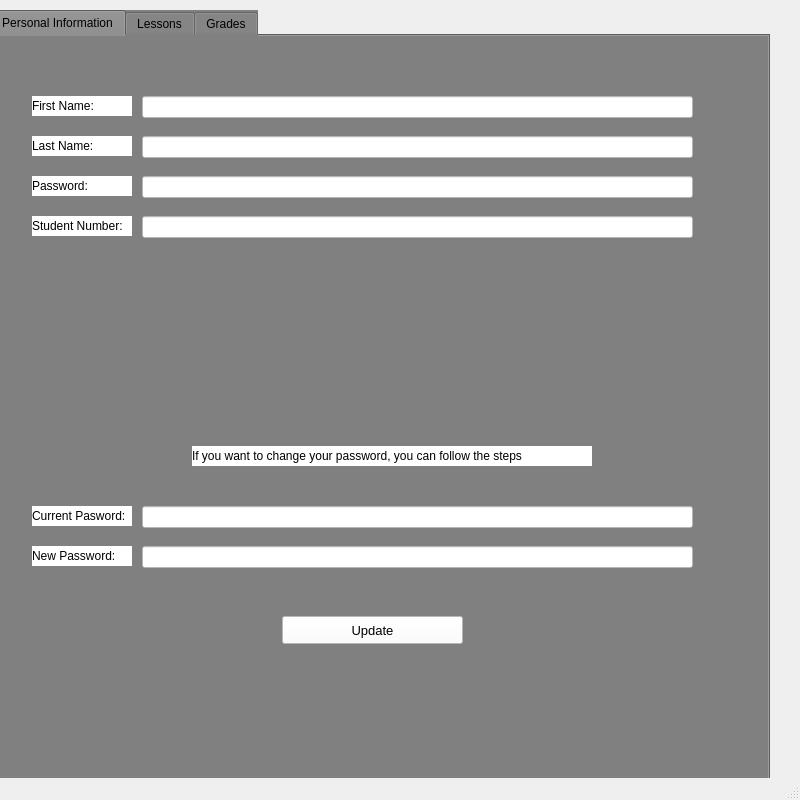
Above: ui/student_functions.ui from alosoz/School-Management-System before the change. Below: the same form after it.
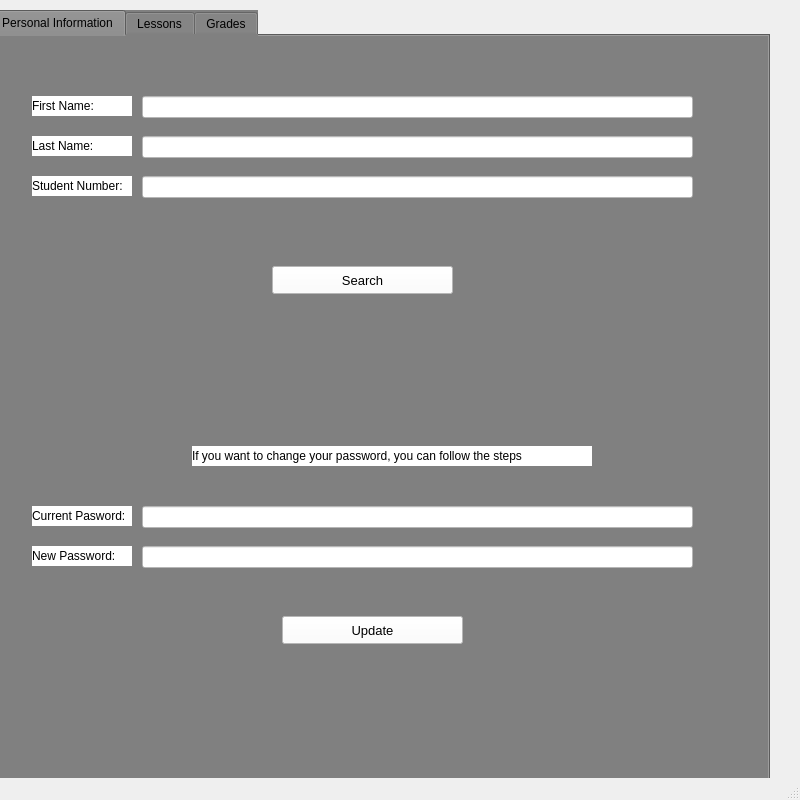
That is the form after the change. The open tabs and pages were chosen to show the change.

Patch:
```diff
--- a/ui/student_functions.ui
+++ b/ui/student_functions.ui
@@ -57,27 +57,11 @@
      <attribute name="title">
       <string>Personal Information</string>
      </attribute>
-     <widget class="QLabel" name="studentPassword">
-      <property name="geometry">
-       <rect>
-        <x>40</x>
-        <y>140</y>
-        <width>100</width>
-        <height>20</height>
-       </rect>
-      </property>
-      <property name="styleSheet">
-       <string notr="true">background-color: #ffffff</string>
-      </property>
-      <property name="text">
-       <string>Password:</string>
-      </property>
-     </widget>
      <widget class="QLabel" name="studentNumber">
       <property name="geometry">
        <rect>
         <x>40</x>
-        <y>180</y>
+        <y>140</y>
         <width>100</width>
         <height>20</height>
        </rect>
@@ -158,22 +142,6 @@
       <property name="geometry">
        <rect>
         <x>150</x>
-        <y>180</y>
-        <width>551</width>
-        <height>22</height>
-       </rect>
-      </property>
-      <property name="styleSheet">
-       <string notr="true">background-color: #ffffff</string>
-      </property>
-      <property name="text">
-       <string/>
-      </property>
-     </widget>
-     <widget class="QLineEdit" name="lineEdit_Password_stu">
-      <property name="geometry">
-       <rect>
-        <x>150</x>
         <y>140</y>
         <width>551</width>
         <height>22</height>
@@ -288,6 +256,27 @@
        <string>Update</string>
       </property>
      </widget>
+     <widget class="QPushButton" name="pushButton_search_pass">
+      <property name="geometry">
+       <rect>
+        <x>280</x>
+        <y>230</y>
+        <width>181</width>
+        <height>28</height>
+       </rect>
+      </property>
+      <property name="font">
+       <font>
+        <pointsize>10</pointsize>
+       </font>
+      </property>
+      <property name="styleSheet">
+       <string notr="true">background-color: #ffffff</string>
+      </property>
+      <property name="text">
+       <string>Search</string>
+      </property>
+     </widget>
     </widget>
     <widget class="QWidget" name="tab_2">
      <attribute name="title">
```
Left out of the diff: 2 changed lines with no effect on the pictures.
